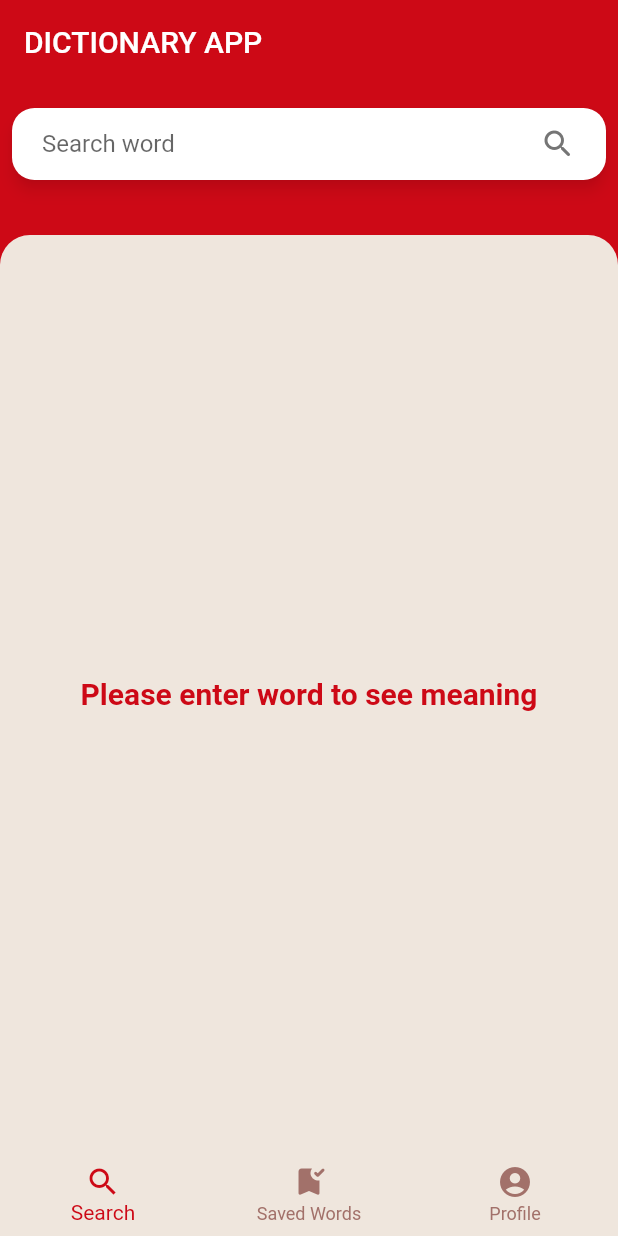
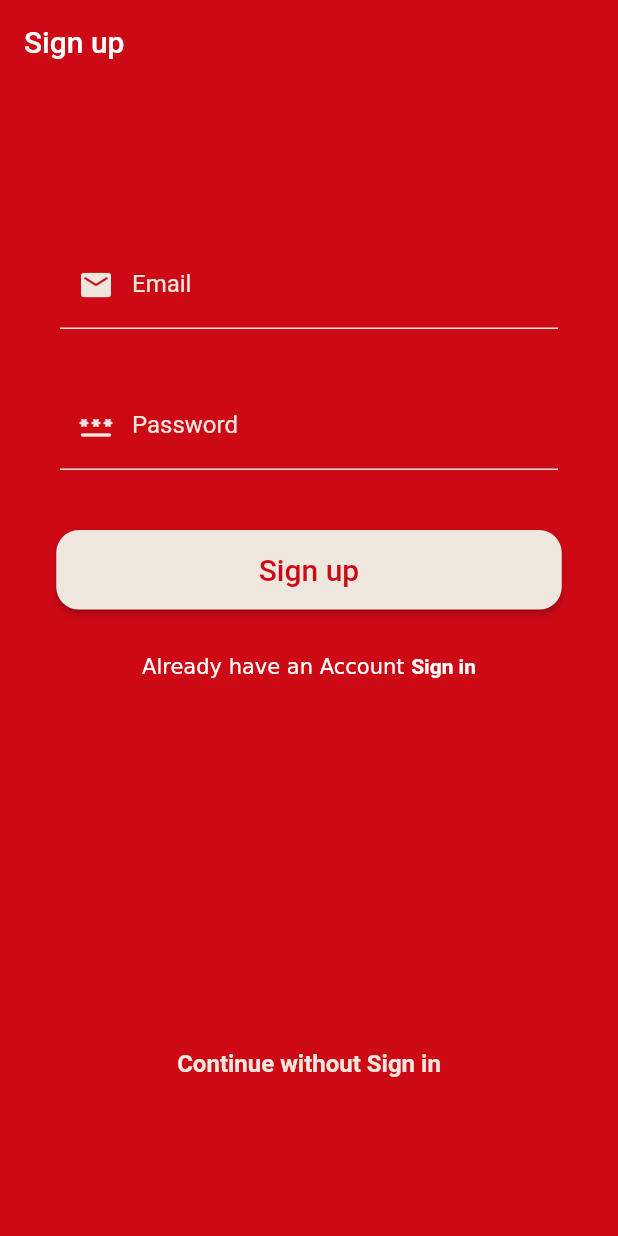
Before and after one commit to KathirvelChandrasekaran/dictionary_app, a Flutter app: the screen it shows after launch, on a phone screen of 412 x 824 dp. Run offline on Flutter 3.47's test engine with Material 2 defaults, Android fonts, the light colour scheme and no system bars; drawn by our look-alikes of material_floating_search_bar; our stand-ins replace assets_audio_player, flutter_riverpod, lottie, share.

Commit message:
auth screens are added

```diff
--- /dev/null
+++ b/lib/screens/sign_up.dart
@@ -0,0 +1,199 @@
+import 'package:dictionary_app/screens/home.dart';
+import 'package:dictionary_app/screens/sign_in.dart';
+import 'package:flutter/material.dart';
+
+class AuthScreen extends StatelessWidget {
+  const AuthScreen({Key key}) : super(key: key);
+
+  @override
+  Widget build(BuildContext context) {
+    final _formKey = GlobalKey<FormState>();
+    final _emailController = TextEditingController();
+    final _passwordController = TextEditingController();
+
+    return Scaffold(
+      appBar: AppBar(
+        title: Text("Sign up"),
+      ),
+      body: Column(
+        mainAxisAlignment: MainAxisAlignment.center,
+        children: [
+          Form(
+            key: _formKey,
+            child: Column(
+              children: [
+                Padding(
+                  padding: const EdgeInsets.fromLTRB(40, 10, 40, 0),
+                  child: TextFormField(
+                    keyboardType: TextInputType.text,
+                    decoration: InputDecoration(
+                      fillColor: Theme.of(context).accentColor,
+                      labelText: "Email",
+                      labelStyle: TextStyle(
+                        color: Theme.of(context).accentColor,
+                      ),
+                      prefixIcon: Icon(
+                        Icons.email_rounded,
+                        color: Theme.of(context).accentColor,
+                      ),
+                      focusedBorder: UnderlineInputBorder(
+                        borderSide:
+                            BorderSide(color: Theme.of(context).accentColor),
+                      ),
+                      errorBorder: UnderlineInputBorder(
+                        borderSide:
+                            BorderSide(color: Theme.of(context).accentColor),
+                      ),
+                      enabledBorder: UnderlineInputBorder(
+                        borderSide: BorderSide(
+                          color: Theme.of(context).accentColor,
+                        ),
+                      ),
+                      errorStyle: TextStyle(
+                        color: Theme.of(context).accentColor,
+                        fontWeight: FontWeight.bold,
+                        fontSize: 13,
+                      ),
+                    ),
+                    cursorColor: Theme.of(context).primaryColor,
+                    controller: _emailController,
+                    style: TextStyle(
+                      color: Theme.of(context).accentColor,
+                    ),
+                    validator: (val) {
+                      if (val.isEmpty) return "Should not be empty";
+                      return null;
+                    },
+                    onChanged: (val) {},
+                  ),
+                ),
+                SizedBox(
+                  height: 25,
+                ),
+                Padding(
+                  padding: const EdgeInsets.fromLTRB(40, 10, 40, 0),
+                  child: TextFormField(
+                    keyboardType: TextInputType.text,
+                    decoration: InputDecoration(
+                      fillColor: Theme.of(context).accentColor,
+                      labelText: "Password",
+                      labelStyle: TextStyle(
+                        color: Theme.of(context).accentColor,
+                      ),
+                      prefixIcon: Icon(
+                        Icons.password_rounded,
+                        color: Theme.of(context).accentColor,
+                      ),
+                      focusedBorder: UnderlineInputBorder(
+                        borderSide:
+                            BorderSide(color: Theme.of(context).accentColor),
+                      ),
+                      errorBorder: UnderlineInputBorder(
+                        borderSide:
+                            BorderSide(color: Theme.of(context).accentColor),
+                      ),
+                      enabledBorder: UnderlineInputBorder(
+                        borderSide: BorderSide(
+                          color: Theme.of(context).accentColor,
+                        ),
+                      ),
+                      errorStyle: TextStyle(
+                        color: Theme.of(context).accentColor,
+                        fontWeight: FontWeight.bold,
+                        fontSize: 13,
+                      ),
+                    ),
+                    obscureText: true,
+                    cursorColor: Theme.of(context).primaryColor,
+                    controller: _passwordController,
+                    style: TextStyle(
+                      color: Theme.of(context).accentColor,
+                    ),
+                    validator: (val) {
+                      if (val.isEmpty) return "Should not be empty";
+                      return null;
+                    },
+                    onChanged: (val) {},
+                  ),
+                ),
+                SizedBox(
+                  height: 40,
+                ),
+                ElevatedButton(
+                  onPressed: () {
+                    if (_formKey.currentState.validate()) {}
+                  },
+                  style: ElevatedButton.styleFrom(
+                    primary: Theme.of(context).accentColor,
+                    padding:
+                        EdgeInsets.symmetric(vertical: 15, horizontal: 135),
+                    shape: RoundedRectangleBorder(
+                      borderRadius: BorderRadius.circular(15),
+                    ),
+                  ),
+                  child: Text(
+                    "Sign up",
+                    style: TextStyle(
+                      fontSize: 20,
+                      color: Theme.of(context).primaryColor,
+                    ),
+                  ),
+                )
+              ],
+            ),
+          ),
+          SizedBox(
+            height: 30,
+          ),
+          GestureDetector(
+            onTap: () {
+              Navigator.pushReplacement(
+                context,
+                MaterialPageRoute(
+                  builder: (context) => SignIn(),
+                ),
+              );
+            },
+            child: RichText(
+              text: TextSpan(
+                text: 'Already have an Account ',
+                children: [
+                  TextSpan(
+                    text: 'Sign in',
+                    style: TextStyle(fontWeight: FontWeight.bold),
+                  ),
+                ],
+              ),
+            ),
+          ),
+          SizedBox(
+            height: MediaQuery.of(context).size.height * 0.3,
+          ),
+          GestureDetector(
+            onTap: () {
+              Navigator.pushReplacement(
+                context,
+                MaterialPageRoute(
+                  builder: (context) => Home(),
+                ),
+              );
+            },
+            child: Center(
+              child: Container(
+                height: 30,
+                child: Text(
+                  "Continue without Sign in",
+                  style: TextStyle(
+                    fontWeight: FontWeight.bold,
+                    fontSize: 16,
+                    color: Theme.of(context).accentColor,
+                  ),
+                ),
+              ),
+            ),
+          )
+        ],
+      ),
+    );
+  }
+}
--- a/lib/screens/splash_screen.dart
+++ b/lib/screens/splash_screen.dart
@@ -1,6 +1,6 @@
 import 'dart:async';
 
-import 'package:dictionary_app/screens/home.dart';
+import 'package:dictionary_app/screens/sign_up.dart';
 import 'package:flutter/material.dart';
 import 'package:lottie/lottie.dart';
 
@@ -20,7 +20,7 @@ class _SplashScreenState extends State<SplashScreen> {
       () => Navigator.pushReplacement(
         context,
         MaterialPageRoute(
-          builder: (context) => Home(),
+          builder: (context) => AuthScreen(),
         ),
       ),
     );
--- a/lib/utils/theme.dart
+++ b/lib/utils/theme.dart
@@ -9,7 +9,7 @@ ThemeData theme = ThemeData(
   errorColor: Color(0xffce1212),
   unselectedWidgetColor: Colors.white,
   appBarTheme: AppBarTheme(
-    color: Color(0xff151515),
+    color: Color(0xFFCD0916),
     elevation: 0,
     iconTheme: IconThemeData(
       color: Color(
```
Also changed, not shown: lib/screens/sign_in.dart (added, +199 -0 lines).
